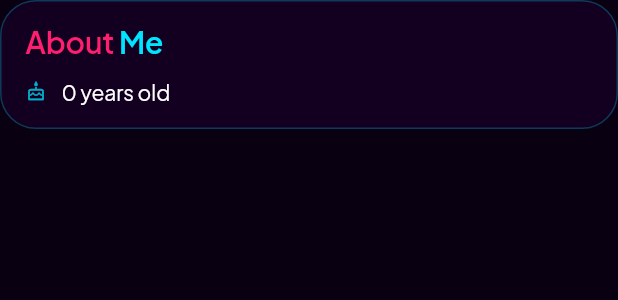
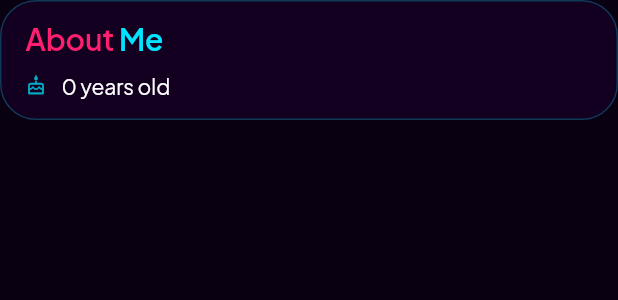
Before and after one commit to icebreakersupport-lab/icebreaker, a Flutter app: the NearbyAboutMeCard widget shown alone on an empty page, opened directly with empty values, on a phone screen of 412 x 824 dp. Shown: the top 300 px of the screen. Run offline on Flutter 3.47's test engine with Material 3 defaults, Android fonts, the phone set to English and light mode, and no system bars; our stand-ins replace camera, cloud_firestore, firebase_auth, go_router, image_picker, permission_handler; accounts and stored records are empty.

Commit message:
fix: resolve About Me overflow; tighten Nearby layout spacing
Root cause: NearbyAboutMeCard (natural height ~186pt) was inside Expanded
which constrained it to ~160pt at the 72% split — causing a 26pt overflow.

Fix: inverted the flex. Carousel is now Expanded (fills all available space
above About Me). About Me renders at its natural height with no constraints,
so overflow is impossible on any device. LayoutBuilder removed.

About Me internal spacing trimmed to match new layout feel:
  outer padding 14 → 12, heading gap 10 → 8, row gaps 7 → 6.

NearbyFocusCard: name→button gap increased 14 → 18 for intentional spacing.

PageView(viewportFraction: 0.80, clipBehavior: Clip.none) unchanged.

Co-Authored-By: Claude Sonnet 4.6 <noreply@anthropic.com>

```diff
--- a/lib/features/nearby/widgets/nearby_about_me_card.dart
+++ b/lib/features/nearby/widgets/nearby_about_me_card.dart
@@ -31,7 +31,7 @@ class NearbyAboutMeCard extends StatelessWidget {
   Widget build(BuildContext context) {
     return Container(
       width: double.infinity,
-      padding: const EdgeInsets.fromLTRB(16, 14, 16, 14),
+      padding: const EdgeInsets.fromLTRB(16, 12, 16, 12),
       decoration: BoxDecoration(
         color: AppColors.bgSurface,
         borderRadius: BorderRadius.circular(24),
@@ -57,7 +57,7 @@ class NearbyAboutMeCard extends StatelessWidget {
             ],
           ),
 
-          const SizedBox(height: 10),
+          const SizedBox(height: 8),
 
           _InfoRow(
             icon: Icons.cake_outlined,
@@ -65,7 +65,7 @@ class NearbyAboutMeCard extends StatelessWidget {
           ),
 
           if (hometown != null && hometown!.isNotEmpty) ...[
-            const SizedBox(height: 7),
+            const SizedBox(height: 6),
             _InfoRow(
               icon: Icons.location_on_outlined,
               label: hometown!,
@@ -73,7 +73,7 @@ class NearbyAboutMeCard extends StatelessWidget {
           ],
 
           if (occupation != null && occupation!.isNotEmpty) ...[
-            const SizedBox(height: 7),
+            const SizedBox(height: 6),
             _InfoRow(
               icon: Icons.work_outline_rounded,
               label: occupation!,
@@ -81,7 +81,7 @@ class NearbyAboutMeCard extends StatelessWidget {
           ],
 
           if (height != null && height!.isNotEmpty) ...[
-            const SizedBox(height: 7),
+            const SizedBox(height: 6),
             _InfoRow(
               icon: Icons.straighten_rounded,
               label: height!,
@@ -89,7 +89,7 @@ class NearbyAboutMeCard extends StatelessWidget {
           ],
 
           if (lookingFor != null && lookingFor!.isNotEmpty) ...[
-            const SizedBox(height: 7),
+            const SizedBox(height: 6),
             _InfoRow(
               icon: Icons.favorite_border_rounded,
               label: lookingFor!,
--- a/lib/features/nearby/widgets/nearby_focus_card.dart
+++ b/lib/features/nearby/widgets/nearby_focus_card.dart
@@ -114,7 +114,7 @@ class NearbyFocusCard extends StatelessWidget {
                         ],
                       ),
 
-                      const SizedBox(height: 14),
+                      const SizedBox(height: 18),
 
                       // CTA button — centered label, no icon/emoji
                       PillButton.primary(
```
Also changed, not shown: lib/features/nearby/screens/nearby_screen.dart (+9 -17 lines).
